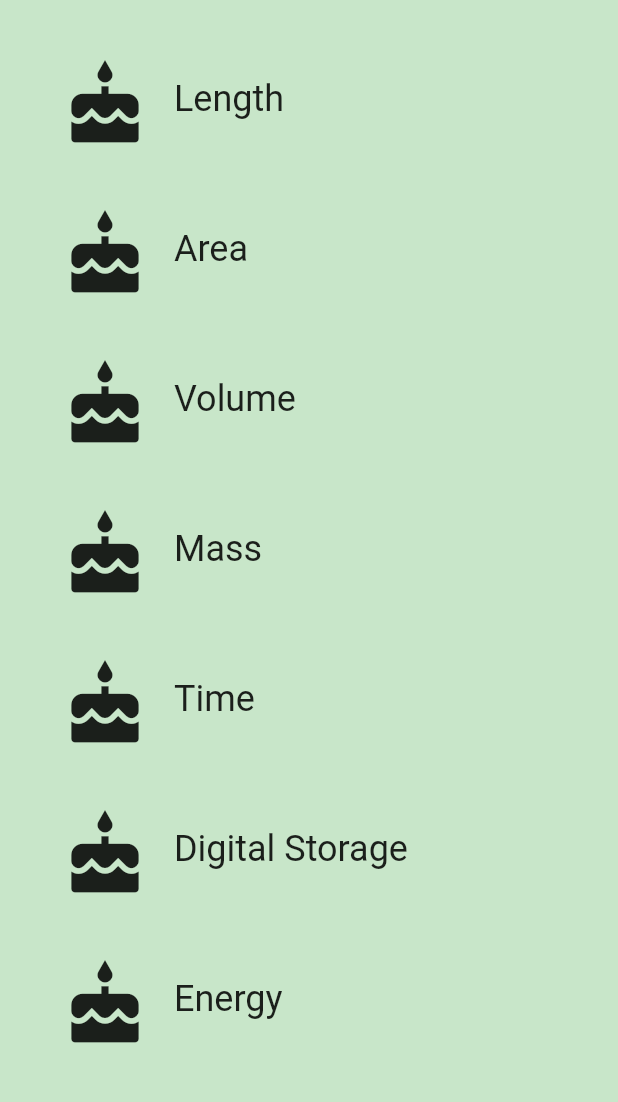
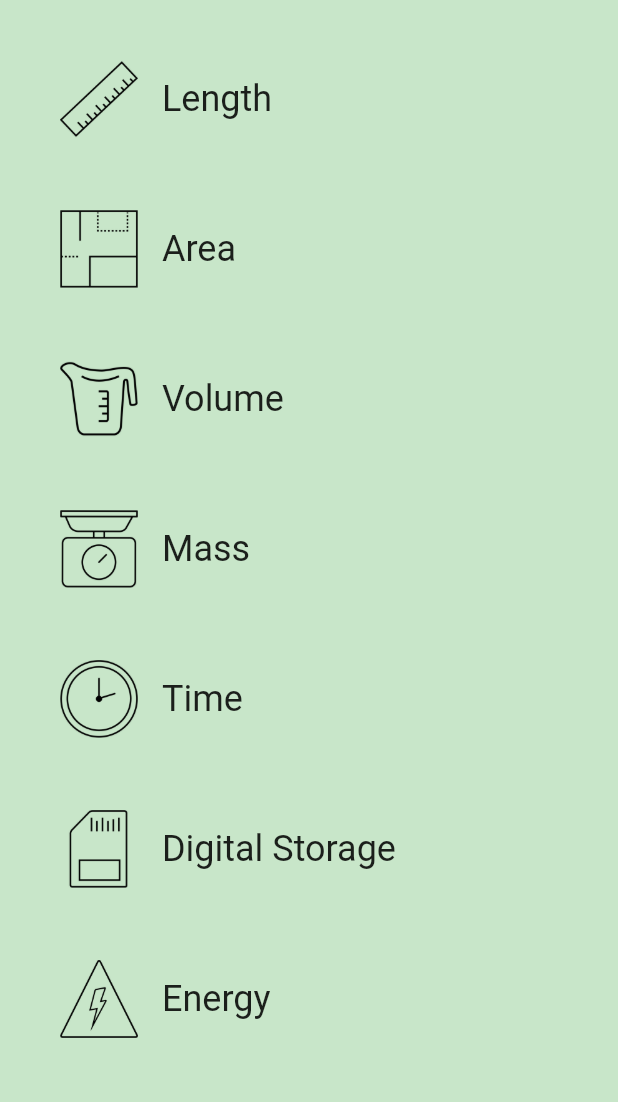
Before and after one commit to SrishtiC99/Flutter-Unit-Converter-App, a Flutter app: the screen it shows after launch, on a phone screen of 412 x 824 dp, the part 84-1186 px from its top. Run offline on Flutter 3.47's test engine with Material 2 defaults, Android fonts, the phone set to English and light mode, and no system bars.

Commit message:
Added custom icons

```diff
--- a/lib/category.dart
+++ b/lib/category.dart
@@ -9,7 +9,8 @@ class Category extends StatelessWidget{
 
   final String categoryName;
   final Color color;
-  final IconData iconData;
+  // Change this to a String path to the image asset
+  final String iconData;
   final List<Unit> units;
   Category(this.categoryName, this.color, this.iconData, this.units);
 
@@ -37,10 +38,7 @@ class Category extends StatelessWidget{
           children: [
             Padding(
               padding: const EdgeInsets.all(16.0),
-              child: Icon(
-                iconData,
-                size: _iconSize,
-              ),
+              child: Image.asset(iconData),
             ),
             Text(
               categoryName,
--- a/lib/category_route.dart
+++ b/lib/category_route.dart
@@ -26,8 +26,20 @@ class CategoryRoute extends StatefulWidget {
 
 class _CategoryRouteState extends State<CategoryRoute> {
   final _categoryList = <Category>[];
+  // Add image asset paths here
+  static const _icons = <String>[
+    'assets/icons/length.png',
+    'assets/icons/area.png',
+    'assets/icons/volume.png',
+    'assets/icons/mass.png',
+    'assets/icons/time.png',
+    'assets/icons/digital_storage.png',
+    'assets/icons/power.png',
+    'assets/icons/currency.png',
+  ];
 
-    @override
+
+  @override
     Future<void> didChangeDependencies() async {
      super.didChangeDependencies();
      // We have static unit conversions located in our
@@ -52,7 +64,7 @@ class _CategoryRouteState extends State<CategoryRoute> {
       final List<Unit> units =
       data[key].map<Unit>((dynamic data) => Unit.fromJson(data)).toList();
 
-      var category = Category(key, CategoryRoute._colors[categoryIndex], Icons.cake,units);
+      var category = Category(key, CategoryRoute._colors[categoryIndex], _icons[categoryIndex],units);
       setState(() {
         _categoryList.add(category);
       });
--- a/pubspec.yaml
+++ b/pubspec.yaml
@@ -47,6 +47,7 @@ flutter:
   # To add assets to your application, add an assets section, like this:
   assets:
     - assets/data/regular_units.json
+    - assets/icons/
   # assets:
   #   - images/a_dot_burr.jpeg
   #   - images/a_dot_ham.jpeg
```
Also changed, not shown: assets/icons/area.png (added), assets/icons/currency.png (added), assets/icons/digital_storage.png (added), assets/icons/length.png (added), assets/icons/mass.png (added), assets/icons/power.png (added), assets/icons/time.png (added), assets/icons/volume.png (added).
